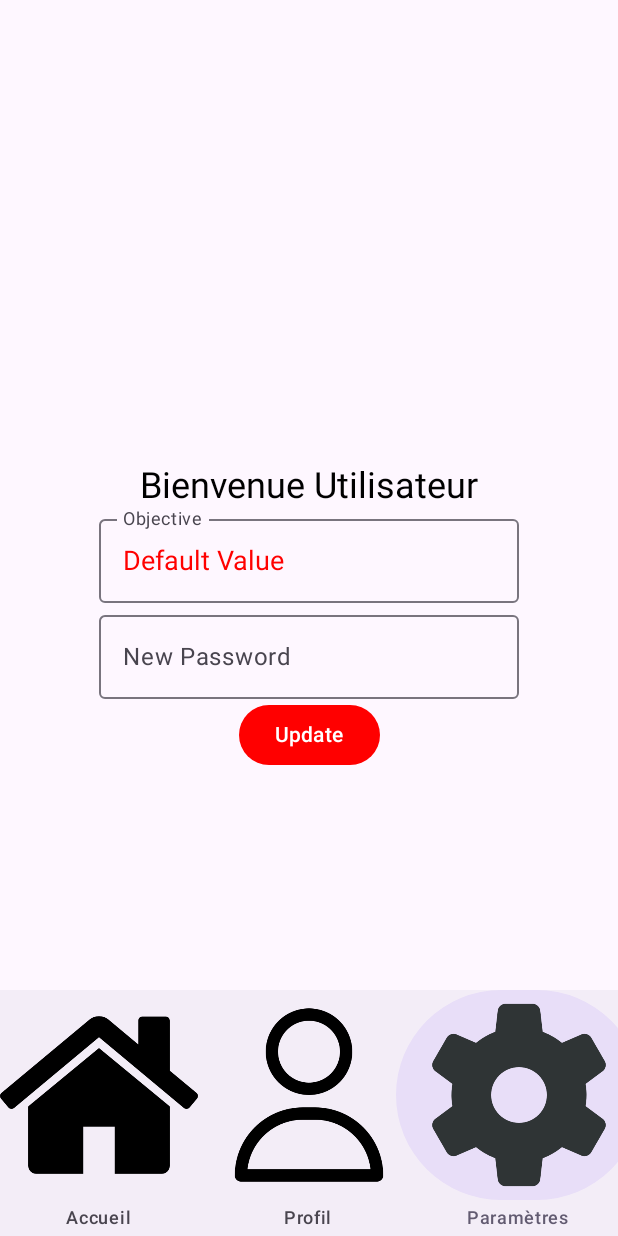
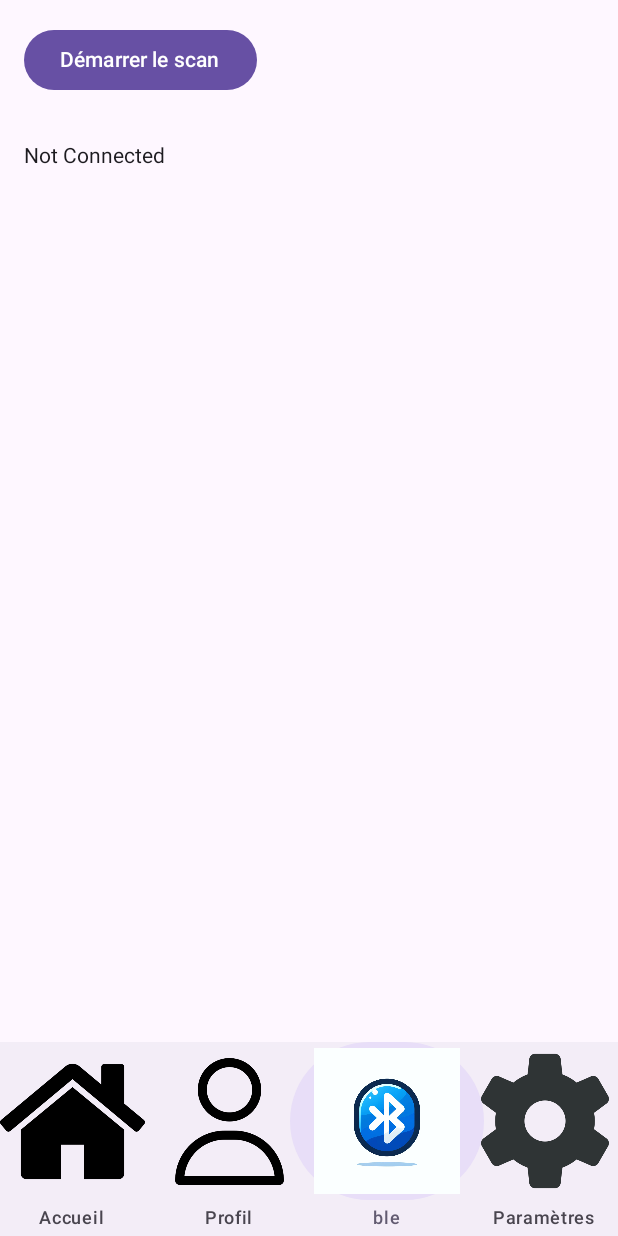
Before and after one commit to XaenorVlast/Master_Projet_ANDROID, an Android app built with Jetpack Compose: the EcranPrincipalActivity screen opened directly, with no data from a screen before it, item 3 of the bottom bar chosen, on a phone screen of 412 x 824 dp. Run offline under Robolectric (Android 15) with nearby library versions, the phone set to English and light mode, and no system bars; our stand-ins replace Firebase (no records; nobody signed in at launch, a user with empty details on screens opened directly).

Commit message:
fin ble scan et connection

```diff
--- a/app/build.gradle.kts
+++ b/app/build.gradle.kts
@@ -76,4 +76,8 @@ dependencies {
     implementation(platform("com.google.firebase:firebase-bom:33.0.0"))
     implementation("com.google.firebase:firebase-analytics")
     implementation(libs.mpAndroidChart)
+    implementation ("androidx.compose.ui:ui:1.6.7") // Mettez à jour cette version selon votre projet
+    implementation ("androidx.lifecycle:lifecycle-runtime-ktx:2.3.1")
+    implementation ("androidx.lifecycle:lifecycle-viewmodel-compose:2.7.0")
+    implementation ("androidx.compose.runtime:runtime-livedata:1.6.7")
 }
--- /dev/null
+++ b/app/src/main/java/fr/isen/gomez/untilfailure/aspect/ble/BLEScreen.kt
@@ -0,0 +1,53 @@
+import android.annotation.SuppressLint
+import androidx.compose.foundation.clickable
+import androidx.compose.foundation.layout.Column
+import androidx.compose.foundation.layout.PaddingValues
+import androidx.compose.foundation.layout.padding
+import androidx.compose.foundation.lazy.LazyColumn
+import androidx.compose.foundation.lazy.items
+import androidx.compose.material3.Button
+import androidx.compose.material3.Text
+import androidx.compose.runtime.Composable
+import androidx.compose.runtime.getValue
+import androidx.lifecycle.viewmodel.compose.viewModel
+import androidx.compose.runtime.collectAsState
+import androidx.compose.ui.Modifier
+import androidx.compose.ui.unit.dp
+
+@SuppressLint("MissingPermission")
+@Composable
+fun BLEScreen(viewModel: ScanViewModel = viewModel()) {
+    val scanResults by viewModel.scanResults.collectAsState()
+    val isScanning by viewModel.isScanning.collectAsState()
+    val connectionState by viewModel.connectionState.collectAsState()
+
+    Column {
+        Button(
+            onClick = {
+                if (isScanning) viewModel.stopScan() else viewModel.startScan()
+            },
+            modifier = Modifier.padding(16.dp)
+        ) {
+            Text(if (isScanning) "Arrêter le scan" else "Démarrer le scan")
+        }
+
+        if (connectionState) {
+            Text("Connected", modifier = Modifier.padding(16.dp))
+        } else {
+            Text("Not Connected", modifier = Modifier.padding(16.dp))
+        }
+
+        LazyColumn(contentPadding = PaddingValues(horizontal = 16.dp, vertical = 8.dp)) {
+            items(scanResults) { result ->
+                Text(
+                    "Appareil: ${result.device.name ?: "Inconnu"} - RSSI: ${result.rssi}",
+                    modifier = Modifier
+                        .clickable {
+                            viewModel.connectToDevice(result.device.address)
+                        }
+                        .padding(vertical = 8.dp)
+                )
+            }
+        }
+    }
+}
--- a/app/src/main/java/fr/isen/gomez/untilfailure/model/screenPrincipal/EcranPrincipalActivity.kt
+++ b/app/src/main/java/fr/isen/gomez/untilfailure/model/screenPrincipal/EcranPrincipalActivity.kt
@@ -1,20 +1,24 @@
 package fr.isen.gomez.untilfailure.model.screenPrincipal
 
+import BLEScreen
+import ScanViewModel
 import SettingsScreen
 import android.annotation.SuppressLint
 import android.os.Bundle
 import androidx.activity.ComponentActivity
 import androidx.activity.compose.setContent
+import androidx.activity.result.ActivityResultLauncher
+import androidx.activity.result.contract.ActivityResultContracts
 import androidx.compose.foundation.Image
 import androidx.compose.material3.NavigationBar
 import androidx.compose.material3.NavigationBarItem
 import androidx.compose.material3.Scaffold
 import androidx.compose.material3.Text
-
 import androidx.compose.runtime.Composable
 import androidx.compose.runtime.getValue
 import androidx.compose.ui.res.painterResource
 import androidx.lifecycle.ViewModelProvider
+import androidx.lifecycle.viewmodel.compose.viewModel
 import androidx.navigation.NavController
 import androidx.navigation.NavDestination.Companion.hierarchy
 import androidx.navigation.compose.NavHost
@@ -24,15 +28,38 @@ import androidx.navigation.compose.rememberNavController
 import fr.isen.gomez.untilfailure.R
 import fr.isen.gomez.untilfailure.aspect.screenPrincipal.SeanceScreen
 import fr.isen.gomez.untilfailure.aspect.screenPrincipal.performance.PerformanceScreen
+import fr.isen.gomez.untilfailure.viewModel.ble.PermissionsHelper
+import fr.isen.gomez.untilfailure.viewModel.screenPrincipal.PerformanceViewModel
 import fr.isen.gomez.untilfailure.viewModel.screenPrincipal.SeanceViewModel
 import fr.isen.gomez.untilfailure.viewModel.screenPrincipal.SettingsViewModel
-import fr.isen.gomez.untilfailure.viewModel.screenPrincipal.PerformanceViewModel
 
-class EcranPrincipalActivity :ComponentActivity() {
+
+class EcranPrincipalActivity : ComponentActivity() {
+    private lateinit var permissionsHelper: PermissionsHelper
+    private lateinit var requestPermissionLauncher: ActivityResultLauncher<Array<String>>
+
     override fun onCreate(savedInstanceState: Bundle?) {
         super.onCreate(savedInstanceState)
-        setContent {
-            MainContent()
+
+        permissionsHelper = PermissionsHelper(this)
+        requestPermissionLauncher = registerForActivityResult(
+            ActivityResultContracts.RequestMultiplePermissions()
+        ) { permissions ->
+            if (permissions.all { it.value }) {
+                setContent { MainContent() }
+            } else {
+                // Handle the case where permissions are not granted
+            }
+        }
+
+        checkAndRequestPermissions()
+    }
+
+    private fun checkAndRequestPermissions() {
+        if (!permissionsHelper.hasAllPermissions()) {
+            permissionsHelper.requestNeededPermissions(requestPermissionLauncher)
+        } else {
+            setContent { MainContent() }
         }
     }
 
@@ -47,6 +74,9 @@ class EcranPrincipalActivity :ComponentActivity() {
                 composable("performance") { PerformanceScreen(viewModel = ViewModelProvider(this@EcranPrincipalActivity)[PerformanceViewModel::class.java]) }
                 composable("seance") { SeanceScreen(viewModel = ViewModelProvider(this@EcranPrincipalActivity)[SeanceViewModel::class.java]) }
                 composable("settings") { SettingsScreen(viewModel = ViewModelProvider(this@EcranPrincipalActivity)[SettingsViewModel::class.java]) }
+                composable("ble") {
+                    BLEScreen(viewModel = viewModel<ScanViewModel>())
+                }
             }
         }
     }
@@ -71,11 +101,18 @@ class EcranPrincipalActivity :ComponentActivity() {
                 onClick = { navController.navigate("seance") }
             )
             NavigationBarItem(
+                icon = { Image(painter = painterResource(id = R.drawable.bluetooth3), contentDescription = "ble") },
+                label = { Text("ble") },
+                selected = currentDestination?.hierarchy?.any { it.route == "ble" } == true,
+                onClick = { navController.navigate("ble") }
+            )
+            NavigationBarItem(
                 icon = { Image(painter = painterResource(id = R.drawable.parametresutilisateur), contentDescription = "Paramètres") },
                 label = { Text("Paramètres") },
                 selected = currentDestination?.hierarchy?.any { it.route == "settings" } == true,
                 onClick = { navController.navigate("settings") }
             )
+
         }
     }
 }
--- /dev/null
+++ b/app/src/main/java/fr/isen/gomez/untilfailure/viewModel/ble/PermissionsHelper.kt
@@ -0,0 +1,34 @@
+package fr.isen.gomez.untilfailure.viewModel.ble
+
+import android.Manifest
+import android.content.Context
+import android.content.pm.PackageManager
+import androidx.activity.result.ActivityResultLauncher
+import androidx.core.content.ContextCompat
+
+class PermissionsHelper(private val context: Context) {
+    private fun getAllPermissionsForBLE(): Array<String> {
+        var allPermissions = arrayOf(
+            Manifest.permission.ACCESS_FINE_LOCATION,
+            Manifest.permission.BLUETOOTH_ADMIN,
+            Manifest.permission.ACCESS_COARSE_LOCATION
+        )
+        if (android.os.Build.VERSION.SDK_INT >= android.os.Build.VERSION_CODES.S) {
+            allPermissions += arrayOf(Manifest.permission.BLUETOOTH_CONNECT, Manifest.permission.BLUETOOTH_SCAN)
+        } else if (android.os.Build.VERSION.SDK_INT >= android.os.Build.VERSION_CODES.Q) {
+            allPermissions += arrayOf(Manifest.permission.ACCESS_BACKGROUND_LOCATION)
+        }
+        return allPermissions
+    }
+
+    fun hasAllPermissions(): Boolean {
+        val allPermissions = getAllPermissionsForBLE()
+        return allPermissions.all {
+            ContextCompat.checkSelfPermission(context, it) == PackageManager.PERMISSION_GRANTED
+        }
+    }
+
+    fun requestNeededPermissions(requestPermissionLauncher: ActivityResultLauncher<Array<String>>) {
+        requestPermissionLauncher.launch(getAllPermissionsForBLE())
+    }
+}
--- /dev/null
+++ b/app/src/main/java/fr/isen/gomez/untilfailure/viewModel/ble/ScanViewModel.kt
@@ -0,0 +1,104 @@
+import android.annotation.SuppressLint
+import android.app.Application
+import android.bluetooth.*
+import android.bluetooth.le.BluetoothLeScanner
+import android.bluetooth.le.ScanCallback
+import android.bluetooth.le.ScanResult
+import android.content.Intent
+import androidx.lifecycle.AndroidViewModel
+import kotlinx.coroutines.flow.MutableStateFlow
+import kotlinx.coroutines.flow.asStateFlow
+import android.content.Context
+
+class ScanViewModel(application: Application) : AndroidViewModel(application) {
+    @SuppressLint("StaticFieldLeak")
+    private val context = application.applicationContext
+    private val bluetoothAdapter: BluetoothAdapter? = BluetoothAdapter.getDefaultAdapter()
+    private var bluetoothLeScanner: BluetoothLeScanner? = bluetoothAdapter?.bluetoothLeScanner
+    private val _isScanning = MutableStateFlow(false)
+    val isScanning = _isScanning.asStateFlow()
+
+    private val _scanResults = MutableStateFlow<List<ScanResult>>(emptyList())
+    val scanResults = _scanResults.asStateFlow()
+
+    private val _errorMessage = MutableStateFlow<String?>(null)
+    val errorMessage = _errorMessage.asStateFlow()
+
+    private var bluetoothGatt: BluetoothGatt? = null
+    private val _connectionState = MutableStateFlow(false)
+    val connectionState = _connectionState.asStateFlow()
+
+    private val scanCallback = object : ScanCallback() {
+        @SuppressLint("MissingPermission")
+        override fun onScanResult(callbackType: Int, result: ScanResult?) {
+            result?.let {
+                val updatedResults = _scanResults.value.toMutableList()
+                if (!updatedResults.any { it.device.address == result.device.address }) {
+                    updatedResults.add(result)
+                    _scanResults.value = updatedResults
+                }
+            }
+        }
+
+        override fun onBatchScanResults(results: MutableList<ScanResult>?) {
+            results?.let { _scanResults.value = it.toList() }
+        }
+
+        override fun onScanFailed(errorCode: Int) {
+            _errorMessage.value = "Scan failed with error: $errorCode"
+        }
+    }
+
+    @SuppressLint("MissingPermission")
+    fun startScan() {
+        bluetoothLeScanner?.let {
+            _isScanning.value = true
+            it.startScan(scanCallback)
+        }
+    }
+
+    @SuppressLint("MissingPermission")
+    fun stopScan() {
+        bluetoothLeScanner?.let {
+            it.stopScan(scanCallback)
+            _isScanning.value = false
+        }
+    }
+
+    @SuppressLint("MissingPermission")
+    fun connectToDevice(deviceAddress: String) {
+        val device = bluetoothAdapter?.getRemoteDevice(deviceAddress)
+        device?.let {
+            bluetoothGatt = it.connectGatt(context, false, gattCallback)
+        } ?: run {
+            _errorMessage.value = "Device not found."
+        }
+    }
+
+    private val gattCallback = object : BluetoothGattCallback() {
+        @SuppressLint("MissingPermission")
+        override fun onConnectionStateChange(gatt: BluetoothGatt, status: Int, newState: Int) {
+            when (newState) {
+                BluetoothProfile.STATE_CONNECTED -> {
+                    _connectionState.value = true
+                    gatt.discoverServices()
+                }
+                BluetoothProfile.STATE_DISCONNECTED -> {
+                    _connectionState.value = false
+                    gatt.close()
+                }
+            }
+        }
+
+        override fun onServicesDiscovered(gatt: BluetoothGatt, status: Int) {
+            // Handle services discovery
+        }
+    }
+
+    @SuppressLint("MissingPermission")
+    override fun onCleared() {
+        super.onCleared()
+        bluetoothGatt?.close()
+        stopScan()
+    }
+}
```
Also changed, not shown: app/src/main/AndroidManifest.xml (+9 -0 lines), app/src/main/res/drawable/bluetooth3.webp (added).
